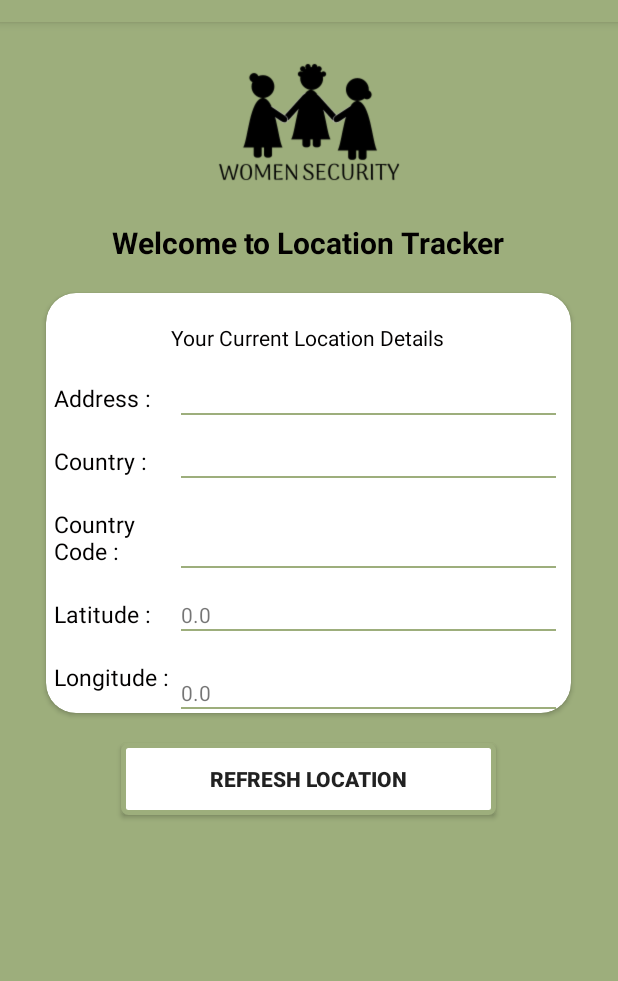
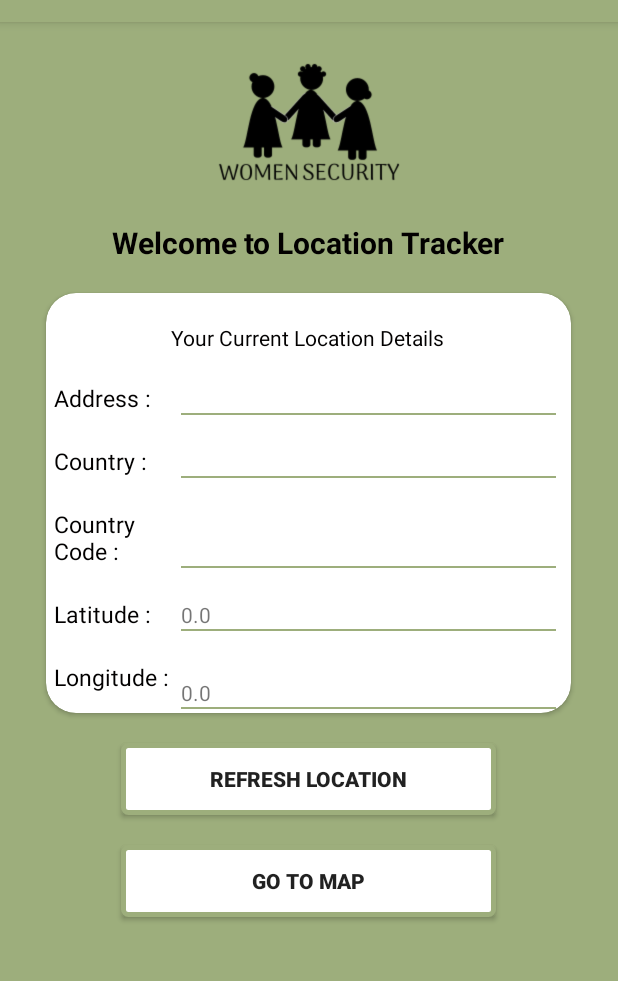
Before and after one commit to sagarposhiya/womensecurity, an Android app: the location screen opened directly, with no data from a screen before it, on a phone screen of 412 x 824 dp, the part 62-1043 px from its top. Run offline under Robolectric (Android 15) with nearby library versions, the phone set to English and light mode, and no system bars.

Commit message:
implementation of Google Map and design for same

```diff
--- a/app/build.gradle
+++ b/app/build.gradle
@@ -68,5 +68,7 @@ dependencies {
     implementation 'com.google.firebase:firebase-database:19.6.0'
     compile 'me.himanshusoni.chatmessageview:chat-message-view:1.0.7'
 
+    implementation 'com.google.android.gms:play-services-maps:16.0.0'
+
 
 }
--- a/app/src/main/java/com/example/womensecurity/RegisterActivity.java
+++ b/app/src/main/java/com/example/womensecurity/RegisterActivity.java
@@ -184,7 +184,7 @@ public class RegisterActivity extends AppCompatActivity implements Validator{
                 finish();
                 startActivity(new Intent(getApplicationContext(), Dashboard.class));
                 AppUtils.setBooleanPreference(RegisterActivity.this,Constants.isRegistered,true);
-                Toast.makeText(getApplicationContext(), "Saved", Toast.LENGTH_LONG).show();
+                Toast.makeText(getApplicationContext(), "Saved", Toast.LENGTH_SHORT).show();
             }
         }
 
--- a/app/src/main/java/com/example/womensecurity/utils/AppUtils.java
+++ b/app/src/main/java/com/example/womensecurity/utils/AppUtils.java
@@ -68,7 +68,7 @@ public class AppUtils {
         try {
             SmsManager smsManager = SmsManager.getDefault();
             smsManager.sendTextMessage(phoneNo, null, msg, null, null);
-//            Toast.makeText((), "Message Sent",
+//            Toast.makeText((""), "Message Sent",
 //      +              Toast.LENGTH_LONG).show();
         } catch (Exception ex) {
             ex.printStackTrace();
--- a/app/src/main/res/layout/activity_location.xml
+++ b/app/src/main/res/layout/activity_location.xml
@@ -177,6 +177,17 @@
                 android:text="REFRESH LOCATION"
                 android:textStyle="bold" />
 
+            <Button
+                android:id="@+id/btnmap"
+                android:layout_width="250dp"
+                android:layout_height="wrap_content"
+                android:layout_gravity="center"
+                android:layout_marginTop="20dp"
+                android:background="@drawable/round_btn"
+                android:text="GO TO MAP"
+                android:onClick="onMap"
+                android:textStyle="bold" />
+
             <ProgressBar
                 android:id="@+id/progressBar"
                 android:layout_width="40dp"
```
Also changed, not shown: app/src/main/AndroidManifest.xml (+11 -1 lines), app/src/main/java/com/example/womensecurity/Dashboard.java (+6 -5 lines), app/src/main/java/com/example/womensecurity/GoogleMap.java (added, +40 -0 lines), app/src/main/java/com/example/womensecurity/location.java (+8 -0 lines), app/src/main/res/layout/activity_google_map.xml (added, +16 -0 lines), app/src/main/res/values/map_key.xml (added, +8 -0 lines).
